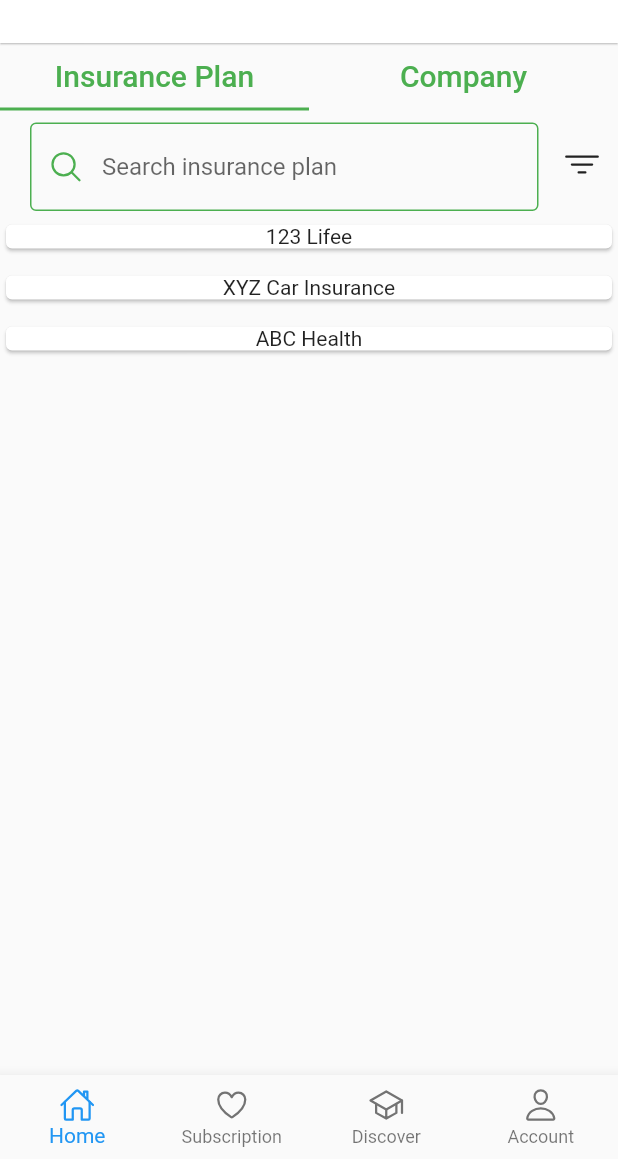
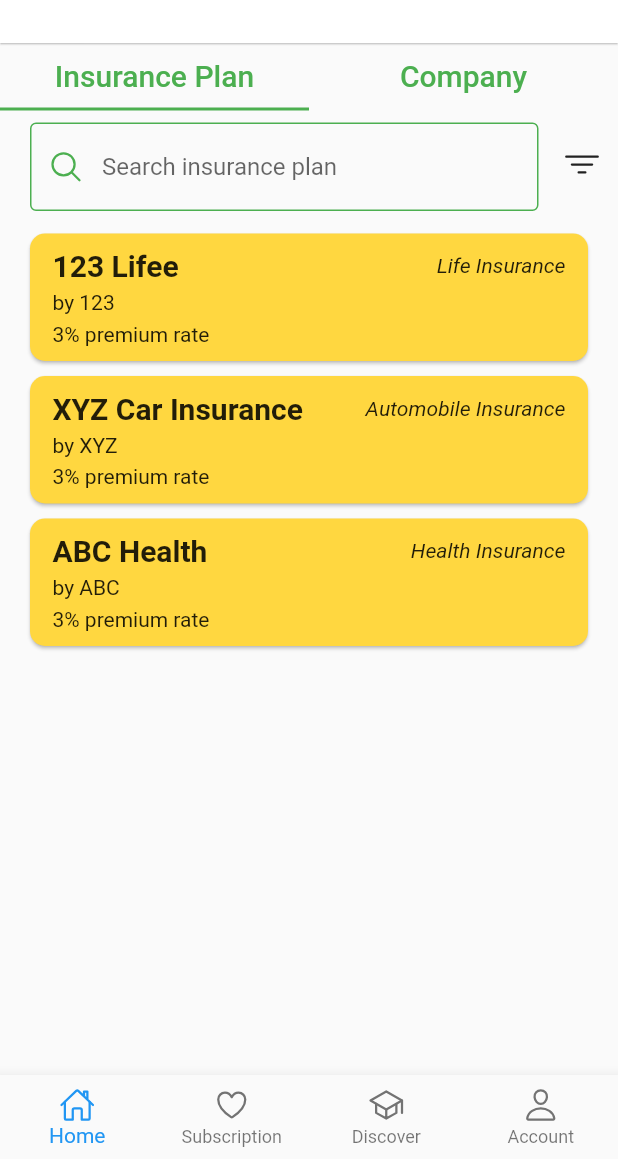
Before and after one commit to Addin15/upm_mii, a Flutter app: the screen it shows after launch, on a phone screen of 412 x 824 dp, the part 77-1236 px from its top. Run offline on Flutter 3.47's test engine with Material 2 defaults, Android fonts, the phone set to English and light mode, and no system bars; our stand-ins replace ionicons.

Commit message:
add insurance and company view page

```diff
--- a/lib/pages/home.dart
+++ b/lib/pages/home.dart
@@ -1,8 +1,10 @@
+import 'package:flutter/cupertino.dart';
 import 'package:flutter/material.dart';
 import 'package:ionicons/ionicons.dart';
 import 'package:upm_mii/constants/dummy.dart';
 import 'package:upm_mii/constants/style.dart';
 import 'package:upm_mii/models/insurance_plan.dart';
+import 'package:upm_mii/pages/home/view_insurance_plan.dart';
 
 class Home extends StatefulWidget {
   const Home({Key? key}) : super(key: key);
@@ -68,6 +70,7 @@ class InsurancePlanList extends StatefulWidget {
 
 class _InsurancePlanListState extends State<InsurancePlanList> {
   final TextEditingController _searchController = TextEditingController();
+  final FocusNode _searchFocus = FocusNode();
   List<InsurancePlan> insurances = [];
 
   @override
@@ -78,7 +81,11 @@ class _InsurancePlanListState extends State<InsurancePlanList> {
 
   @override
   Widget build(BuildContext context) {
-    return Column(
+    return GestureDetector(
+      onTap: () {
+        FocusScope.of(context).unfocus();
+      },
+      child: Column(
         children: [
           Row(
             children: [
@@ -90,6 +97,7 @@ class _InsurancePlanListState extends State<InsurancePlanList> {
                     decoration:
                         Style.searchStyle(hintText: 'Search insurance plan'),
                     controller: _searchController,
+                    focusNode: _searchFocus,
                   ),
                 ),
               ),
@@ -99,22 +107,64 @@ class _InsurancePlanListState extends State<InsurancePlanList> {
               )
             ],
           ),
+          const SizedBox(height: 10),
           Expanded(
             child: ListView.separated(
               itemCount: insurances.length,
               separatorBuilder: (context, index) => const SizedBox(height: 10),
               itemBuilder: (context, index) {
-              return Card(
+                return GestureDetector(
+                  onTap: () {
+                    Navigator.push(
+                        context,
+                        CupertinoPageRoute(
+                            builder: (context) =>
+                                ViewInsurancePlan(insurances[index])));
+                  },
+                  child: Card(
+                    margin: const EdgeInsets.symmetric(horizontal: 20),
+                    color: Colors.amberAccent,
+                    shape: RoundedRectangleBorder(
+                      borderRadius: BorderRadius.circular(10),
+                    ),
+                    child: Container(
+                      padding: const EdgeInsets.symmetric(
+                          horizontal: 15, vertical: 10),
                       child: Column(
+                        crossAxisAlignment: CrossAxisAlignment.start,
                         children: [
-                    Text(insurances[index].name!),
+                          Row(
+                            children: [
+                              Expanded(
+                                child: Text(
+                                  insurances[index].name!,
+                                  style: const TextStyle(
+                                    fontSize: 20,
+                                    fontWeight: FontWeight.w700,
+                                  ),
+                                ),
+                              ),
+                              Text(
+                                insurances[index].type!,
+                                style: const TextStyle(
+                                    fontStyle: FontStyle.italic),
+                              )
                             ],
+                          ),
+                          const SizedBox(height: 5),
+                          Text('by ' + insurances[index].company!),
+                          const SizedBox(height: 5),
+                          const Text('3% premium rate'),
+                        ],
+                      ),
+                    ),
                   ),
                 );
               },
             ),
           ),
         ],
+      ),
     );
   }
 }
```
Also changed, not shown: lib/pages/home/view_insurance_plan.dart (added, +20 -0 lines), lib/pages/home/view_company.dart (added). Lines whose indentation alone changed are shown as unchanged.
